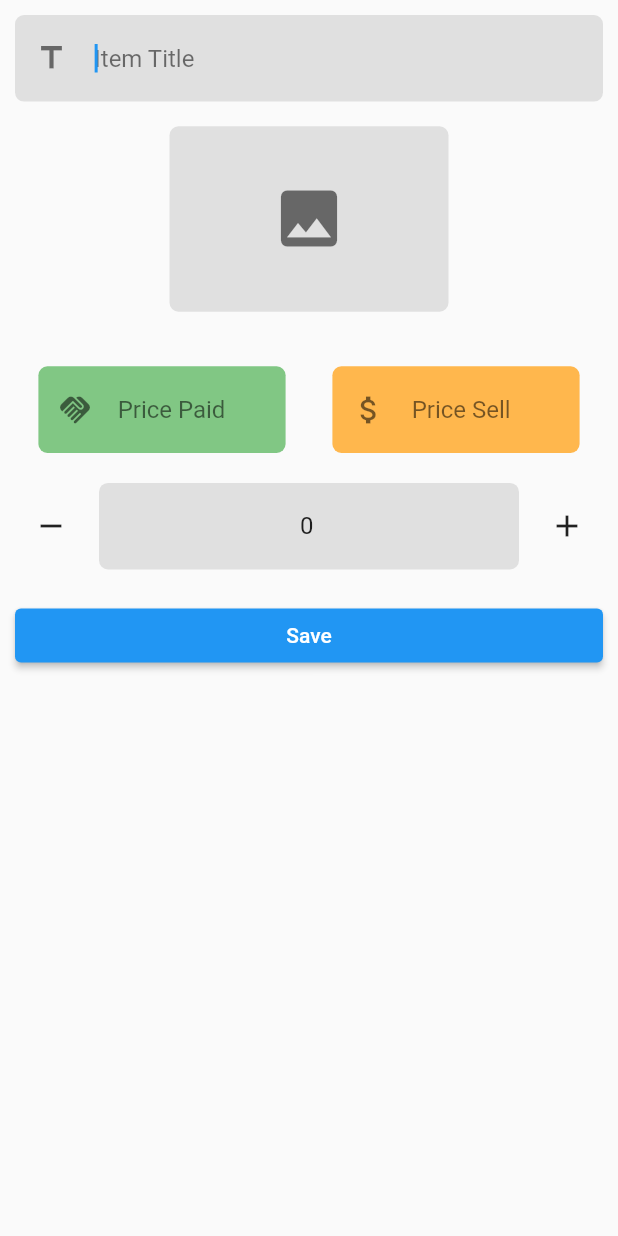
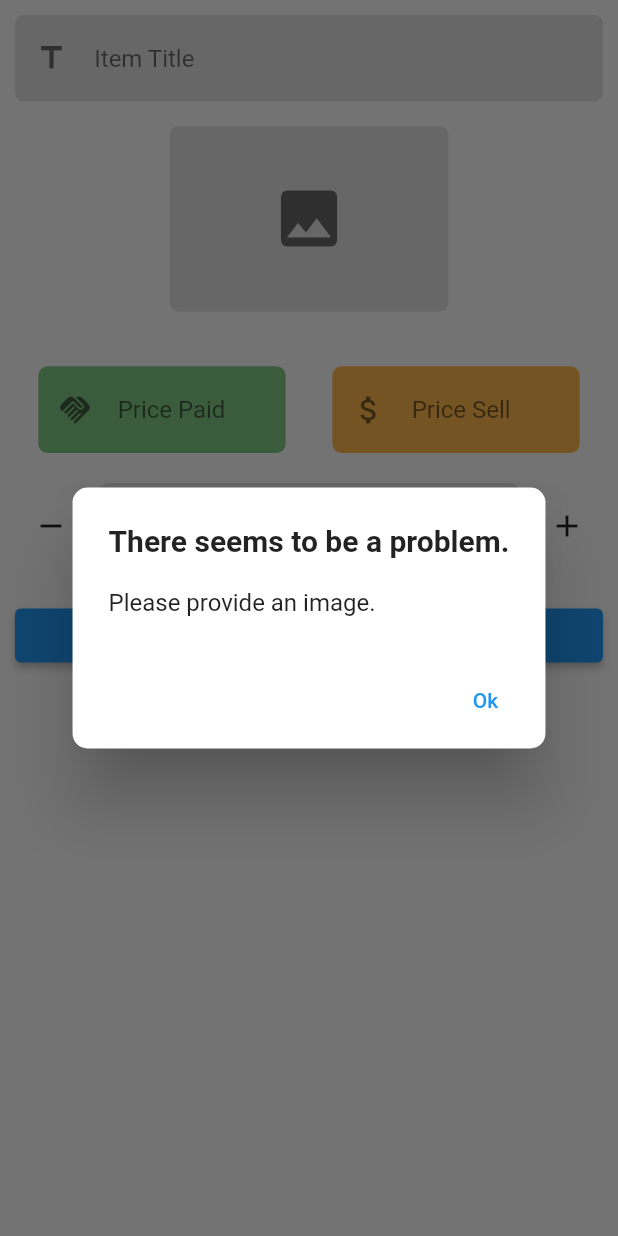
Before and after one commit to denosg/gest_prod_river, a Flutter app: the NewItem widget shown alone on an empty page, opened directly, after a tap on the "image" icon, on a phone screen of 412 x 824 dp. Run offline on Flutter 3.47's test engine with Material 2 defaults, Android fonts, the phone set to English and light mode, and no system bars; our stand-ins replace firebase_core, firebase_storage, flutter_riverpod, image_picker; accounts and stored records are empty; generated files the repository leaves out were written again; network calls fail.

Commit message:
validation if user did not upload photo of item

```diff
--- a/lib/widgets/add_list_screen/new_item_text_forms/image_url_form.dart
+++ b/lib/widgets/add_list_screen/new_item_text_forms/image_url_form.dart
@@ -78,11 +78,48 @@ class _ImageUrlFormState extends State<ImageUrlForm> {
       }
     }
 
+    // show alert dialog if user didnt provide an image
+    void showAlertDialog() {
+      showDialog(
+        context: context,
+        builder: (context) {
+          return AlertDialog(
+            elevation: 20,
+            shape:
+                RoundedRectangleBorder(borderRadius: BorderRadius.circular(10)),
+            title: const Text('There seems to be a problem.',
+                style: TextStyle(
+                  fontSize: 20,
+                  fontWeight: FontWeight.bold,
+                )),
+            content: const Text('Please provide an image.'),
+            // Options for the user regarding the alert dialog
+            actions: [
+              // YES -> closes the alert dialog
+              TextButton(
+                onPressed: () {
+                  Navigator.of(context).pop();
+                },
+                child: const Text('Ok'),
+              )
+            ],
+          );
+        },
+      );
+    }
+
     return Padding(
       padding: EdgeInsets.symmetric(
           vertical: height * 0.02, horizontal: width * 0.25),
       child: InkWell(
-        onTap: showcaseImage,
+        onTap: () async {
+          // upload + retrieve photo from cloud db
+          await showcaseImage();
+          // if not given photo, show alert dialog
+          if (finalImageUrl == null) {
+            showAlertDialog();
+          }
+        },
         child: Container(
           width: width * 0.5,
           height: height * 0.15,
```
Also changed, not shown: lib/widgets/add_list_screen/new_item.dart (+34 -0 lines).
